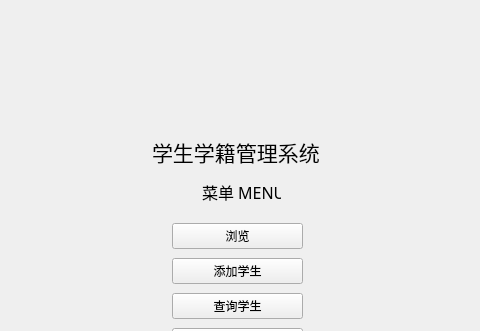
Old version of the form SSMS/menu_widget.ui in the repository NogiNonoka/StudentStatusManagementSystem; both pictures show x 168 to 648 and y 0 to 331 of the 800 by 600 pixel window.
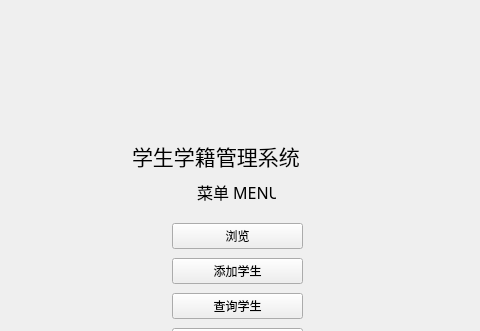
New version of the form.

```diff
--- a/SSMS/menu_widget.ui
+++ b/SSMS/menu_widget.ui
@@ -70,7 +70,7 @@
   <widget class="QLabel" name="widgetLabel">
    <property name="geometry">
     <rect>
-     <x>370</x>
+     <x>365</x>
      <y>180</y>
      <width>79</width>
      <height>23</height>
@@ -89,10 +89,10 @@
   <widget class="QLabel" name="systemName">
    <property name="geometry">
     <rect>
-     <x>320</x>
+     <x>300</x>
      <y>140</y>
-     <width>168</width>
-     <height>24</height>
+     <width>216</width>
+     <height>31</height>
     </rect>
    </property>
    <property name="font">
```
